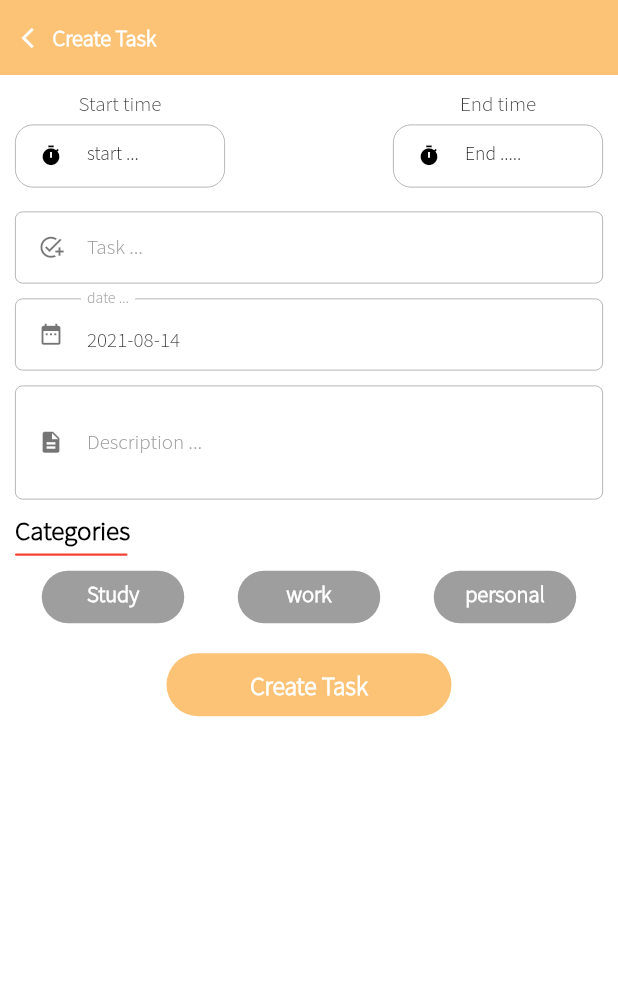
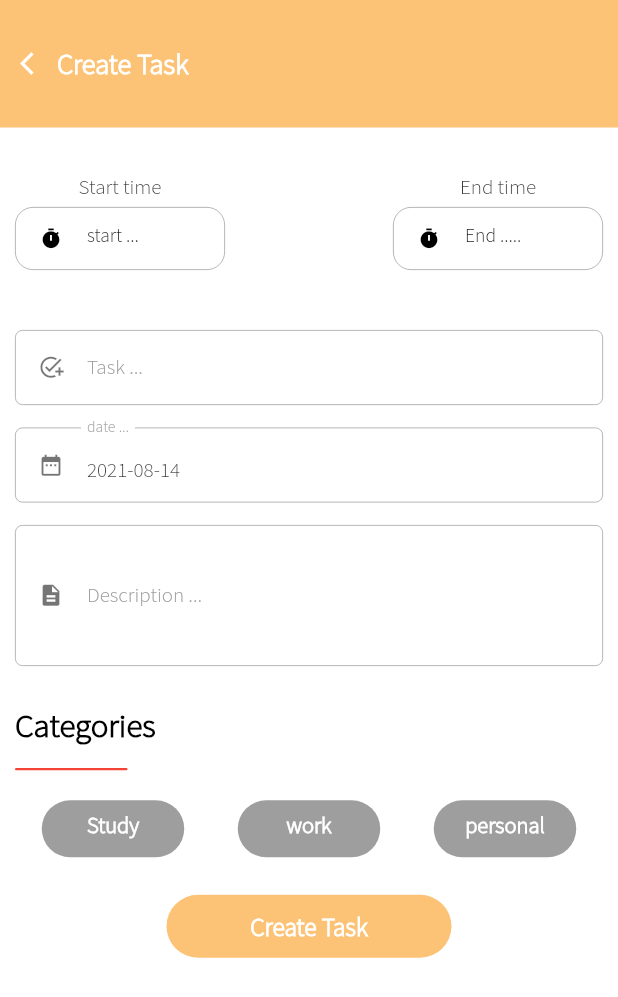
Before and after one commit to ahmedtalal/Daily-planner, a Flutter app: the Home screen opened directly, after a tap on the "add" icon, on a phone screen of 412 x 824 dp. Shown: the top 997 px of the screen. Run offline on Flutter 3.47's test engine with Material 2 defaults, Android fonts, the phone set to English and light mode, and no system bars; our stand-ins replace cached_network_image, cloud_firestore, firebase_auth, firebase_core, firebase_storage, flutter_bloc and 4 more; accounts and stored records are empty; network calls fail.

Commit message:
modification in some attributes in the app

```diff
--- a/lib/components/activity_view.dart
+++ b/lib/components/activity_view.dart
@@ -19,8 +19,8 @@ class ActivityView extends StatelessWidget {
   @override
   Widget build(BuildContext context) {
     return Container(
-      height: 100.0,
-      width: 100.0,
+      height: 150.0,
+      width: 145.0,
       decoration: BoxDecoration(
         borderRadius: BorderRadius.circular(12.0),
         color: color,
@@ -30,7 +30,7 @@ class ActivityView extends StatelessWidget {
         crossAxisAlignment: CrossAxisAlignment.center,
         children: [
           SizedBox(
-            height: 15.0,
+            height: 20.0,
           ),
           _circularIndicator(rating),
           SizedBox(
@@ -44,15 +44,15 @@ class ActivityView extends StatelessWidget {
 
   Widget _circularIndicator(int rating) {
     return CircularPercentIndicator(
-      radius: 50.0,
+      radius: 60.0,
       animation: true,
       animationDuration: 1200,
-      lineWidth: 4.0,
+      lineWidth: 5.0,
       percent: percent,
       center: new Text(
         rating.toString(),
         style: new TextStyle(
-          fontSize: 15.0,
+          fontSize: 17.0,
           color: Colors.white,
           fontFamily: appFont1,
           fontWeight: FontWeight.bold,
@@ -68,7 +68,7 @@ class ActivityView extends StatelessWidget {
     return Text(
       title,
       style: TextStyle(
-        fontSize: 14.0,
+        fontSize: 17.0,
         fontFamily: appFont1,
         fontWeight: FontWeight.bold,
         color: Colors.white,
--- a/lib/components/appbar_widget.dart
+++ b/lib/components/appbar_widget.dart
@@ -7,7 +7,7 @@ class AppbarWidget {
       title: Text(
         title,
         style: TextStyle(
-          fontSize: 15.0,
+          fontSize: 19.0,
           fontFamily: appFont1,
           fontWeight: FontWeight.bold,
           color: Colors.white,
@@ -19,12 +19,12 @@ class AppbarWidget {
         onTap: () => Navigator.of(context).pop(),
         child: Icon(
           Icons.arrow_back_ios,
-          size: 16.0,
+          size: 18.0,
           color: Colors.white,
         ),
       ),
-      titleSpacing: -10.0,
-      toolbarHeight: 50.0,
+      titleSpacing: -7.0,
+      toolbarHeight: 85.0,
       leadingWidth: 45.0,
     );
   }
--- a/lib/components/auth_text_input.dart
+++ b/lib/components/auth_text_input.dart
@@ -19,7 +19,7 @@ class AuthTextInput extends StatelessWidget {
   @override
   Widget build(BuildContext context) {
     return Container(
-      height: message != "Description ..." ? 48.0 : null,
+      height: message != "Description ..." ? 50.0 : null,
       child: TextFormField(
         style: TextStyle(
           fontSize: 14.0,
@@ -28,7 +28,7 @@ class AuthTextInput extends StatelessWidget {
         initialValue: initialValue,
         onChanged: onClick,
         validator: onValidate,
-        maxLines: message == "Description ..." ? 2 : 1,
+        maxLines: message == "Description ..." ? 3 : 1,
         decoration: InputDecoration(
           labelText: message,
           prefixIcon: Icon(
--- a/lib/components/categories_widget.dart
+++ b/lib/components/categories_widget.dart
@@ -13,7 +13,7 @@ Widget categoriesWidget({
     child: Container(
       alignment: Alignment.center,
       padding: EdgeInsets.only(bottom: 5.0),
-      height: 35.0,
+      height: 38.0,
       width: 95.0,
       decoration: BoxDecoration(
         borderRadius: BorderRadius.circular(40.0),
--- a/lib/components/home_body.dart
+++ b/lib/components/home_body.dart
@@ -24,16 +24,16 @@ class HomeBody extends StatelessWidget {
         crossAxisAlignment: CrossAxisAlignment.start,
         children: [
           CircleAvatar(
-            radius: 13.0,
+            radius: 15.0,
             backgroundColor: color,
             child: Icon(
               icon,
-              size: 12.0,
+              size: 15.0,
               color: Colors.white,
             ),
           ),
           SizedBox(
-            width: 9.0,
+            width: 11.0,
           ),
           Column(
             crossAxisAlignment: CrossAxisAlignment.start,
@@ -42,24 +42,24 @@ class HomeBody extends StatelessWidget {
               Text(
                 title,
                 style: TextStyle(
-                  fontSize: 14.0,
+                  fontSize: 16.0,
                   fontFamily: appFont1,
                   fontWeight: FontWeight.bold,
                 ),
               ),
               SizedBox(
-                height: 4.0,
+                height: 6.0,
               ),
               Text(
                 sunTitle,
                 style: TextStyle(
-                  fontSize: 12.0,
+                  fontSize: 13.0,
                   fontFamily: appFont1,
                   color: Colors.black54,
                 ),
               ),
               SizedBox(
-                height: 6.0,
+                height: 10.0,
               ),
               Container(
                 height: 0.8,
--- a/lib/pages/create_task.dart
+++ b/lib/pages/create_task.dart
@@ -65,7 +65,7 @@ class _CreateTaskState extends State<CreateTask> {
                           crossAxisAlignment: CrossAxisAlignment.start,
                           children: [
                             SizedBox(
-                              height: 10.0,
+                              height: 30.0,
                             ),
                             Row(
                               mainAxisAlignment: MainAxisAlignment.spaceBetween,
@@ -127,12 +127,13 @@ class _CreateTaskState extends State<CreateTask> {
                               ],
                             ),
                             SizedBox(
-                              height: 16.0,
+                              height: 20.0,
                             ),
                             Form(
                               key: formKey,
                               child: Column(
                                 children: [
+                                  const SizedBox(height: 20.0),
                                   AuthTextInput(
                                     message: "Task ...",
                                     icon: Icons.add_task,
@@ -148,7 +149,7 @@ class _CreateTaskState extends State<CreateTask> {
                                     initialValue: "",
                                   ),
                                   SizedBox(
-                                    height: 10.0,
+                                    height: 15.0,
                                   ),
                                   AuthTextInput(
                                     message: "date ...",
@@ -165,7 +166,7 @@ class _CreateTaskState extends State<CreateTask> {
                                     initialValue: currentDate,
                                   ),
                                   SizedBox(
-                                    height: 10.0,
+                                    height: 15.0,
                                   ),
                                   AuthTextInput(
                                     initialValue: "",
@@ -185,19 +186,19 @@ class _CreateTaskState extends State<CreateTask> {
                               ),
                             ),
                             SizedBox(
-                              height: 9.0,
+                              height: 25.0,
                             ),
                             Text(
                               "Categories",
                               style: TextStyle(
-                                fontSize: 18.0,
+                                fontSize: 22.0,
                                 fontFamily: appFont1,
                                 fontWeight: FontWeight.bold,
                                 color: Colors.black,
                               ),
                             ),
                             SizedBox(
-                              height: 4.0,
+                              height: 15.0,
                             ),
                             Container(
                               width: 75.0,
@@ -208,7 +209,7 @@ class _CreateTaskState extends State<CreateTask> {
                               ),
                             ),
                             SizedBox(
-                              height: 10.0,
+                              height: 20.0,
                             ),
                             Row(
                               mainAxisAlignment: MainAxisAlignment.spaceAround,
@@ -255,7 +256,7 @@ class _CreateTaskState extends State<CreateTask> {
                               ],
                             ),
                             SizedBox(
-                              height: 20.0,
+                              height: 25.0,
                             ),
                             Center(
                               child: BlocListener<TaskBloc, TaskStates>(
--- a/lib/pages/home.dart
+++ b/lib/pages/home.dart
@@ -70,7 +70,7 @@ class _HomeState extends State<Home> {
 
   Widget _header(var size) {
     return Container(
-      height: 95,
+      height: 150.0,
       width: double.infinity,
       decoration: BoxDecoration(
         color: homeColor,
@@ -105,7 +105,7 @@ class _HomeState extends State<Home> {
                   crossAxisAlignment: CrossAxisAlignment.start,
                   children: [
                     SizedBox(
-                      height: 10.0,
+                      height: 30.0,
                     ),
                     Row(
                       mainAxisAlignment: MainAxisAlignment.spaceBetween,
@@ -133,12 +133,12 @@ class _HomeState extends State<Home> {
                               },
                               child: Icon(
                                 Icons.settings,
-                                size: 17.0,
+                                size: 19.0,
                                 color: Colors.white,
                               ),
                             ),
                             SizedBox(
-                              width: 8.0,
+                              width: 12.0,
                             ),
                             InkWell(
                               onTap: () {
@@ -150,16 +150,16 @@ class _HomeState extends State<Home> {
                               },
                               child: Icon(
                                 Icons.search,
-                                size: 17.0,
+                                size: 19.0,
                                 color: Colors.white,
                               ),
                             ),
                             SizedBox(
-                              width: 15.0,
+                              width: 20.0,
                             ),
                             Container(
-                              height: 30,
-                              width: 30,
+                              height: 35,
+                              width: 35,
                               decoration: BoxDecoration(
                                 shape: BoxShape.circle,
                                 border: Border.all(
@@ -172,8 +172,8 @@ class _HomeState extends State<Home> {
                                 backgroundColor: homeColor,
                                 child: result == false && image == "null"
                                     ? Image(
-                                        height: 16.0,
-                                        width: 16.0,
+                                        height: 15.0,
+                                        width: 15.0,
                                         image: AssetImage(
                                           userImage,
                                         ),
@@ -199,7 +199,7 @@ class _HomeState extends State<Home> {
                       ],
                     ),
                     SizedBox(
-                      height: 19.0,
+                      height: 30.0,
                     ),
                     Row(
                       mainAxisAlignment: MainAxisAlignment.spaceBetween,
@@ -208,7 +208,7 @@ class _HomeState extends State<Home> {
                         Text(
                           "today tasks",
                           style: TextStyle(
-                            fontSize: 15.0,
+                            fontSize: 18.0,
                             fontFamily: appFont1,
                             color: Colors.white,
                           ),
@@ -224,8 +224,8 @@ class _HomeState extends State<Home> {
                           child: Container(
                             alignment: Alignment.center,
                             margin: EdgeInsets.only(top: 5.0),
-                            width: 25.0,
-                            height: 16.0,
+                            width: 30.0,
+                            height: 21.0,
                             decoration: BoxDecoration(
                               borderRadius: BorderRadius.circular(10.0),
                               border: Border.all(
@@ -235,7 +235,7 @@ class _HomeState extends State<Home> {
                             ),
                             child: Icon(
                               Icons.arrow_right,
-                              size: 16.0,
+                              size: 22.0,
                               color: Colors.white,
                             ),
                           ),
@@ -260,6 +260,8 @@ class _HomeState extends State<Home> {
         child: Container(
           height: double.infinity,
           width: double.infinity,
+          child: SingleChildScrollView(
+            scrollDirection: Axis.vertical,
             child: BlocBuilder<TaskBloc, TaskStates>(
               builder: (context, state) {
                 var result;
@@ -277,11 +279,11 @@ class _HomeState extends State<Home> {
                   builder: (context, snapshot) {
                     int currentTasks = 0;
                     int doneTasks = 0;
-                  if (!snapshot.hasData) {
+                    if (snapshot.hasError) {
                       return Center(
                         child: CircularProgressIndicator(),
                       );
-                  } else {
+                    } else if (snapshot.hasData) {
                       snapshot.data!.docs.forEach((DocumentSnapshot element) {
                         Map<String, dynamic> task =
                             element.data()! as Map<String, dynamic>;
@@ -292,12 +294,13 @@ class _HomeState extends State<Home> {
                           currentTasks++;
                         }
                       });
+                    }
                     return Column(
                       mainAxisAlignment: MainAxisAlignment.start,
                       crossAxisAlignment: CrossAxisAlignment.start,
                       children: [
                         SizedBox(
-                          height: 10.0,
+                          height: 20.0,
                         ),
                         Row(
                           mainAxisAlignment: MainAxisAlignment.spaceBetween,
@@ -305,7 +308,7 @@ class _HomeState extends State<Home> {
                             Text(
                               "My Tasks",
                               style: TextStyle(
-                                fontSize: 18.0,
+                                fontSize: 19.0,
                                 fontFamily: appFont1,
                               ),
                             ),
@@ -318,8 +321,8 @@ class _HomeState extends State<Home> {
                                 );
                               },
                               child: Container(
-                                height: 18.0,
-                                width: 18.0,
+                                height: 22.0,
+                                width: 22.0,
                                 decoration: BoxDecoration(
                                   shape: BoxShape.circle,
                                   color: addColor,
@@ -328,7 +331,7 @@ class _HomeState extends State<Home> {
                                   child: Icon(
                                     Icons.add,
                                     color: Colors.white,
-                                    size: 14.0,
+                                    size: 17.0,
                                   ),
                                 ),
                               ),
@@ -336,7 +339,7 @@ class _HomeState extends State<Home> {
                           ],
                         ),
                         SizedBox(
-                          height: 18,
+                          height: 25,
                         ),
                         HomeBody(
                           icon: Icons.timer,
@@ -352,7 +355,7 @@ class _HomeState extends State<Home> {
                           },
                         ),
                         SizedBox(
-                          height: 14.0,
+                          height: 23.0,
                         ),
                         HomeBody(
                           icon: Icons.delete,
@@ -368,7 +371,7 @@ class _HomeState extends State<Home> {
                           },
                         ),
                         SizedBox(
-                          height: 14.0,
+                          height: 23.0,
                         ),
                         HomeBody(
                           icon: Icons.done,
@@ -385,10 +388,10 @@ class _HomeState extends State<Home> {
                         ),
                       ],
                     );
-                  }
                   },
                 );
               },
+            ),
           ),
         ),
       ),
@@ -404,7 +407,7 @@ class _HomeState extends State<Home> {
           height: double.infinity,
           width: double.infinity,
           child: SingleChildScrollView(
-            scrollDirection: Axis.horizontal,
+            scrollDirection: Axis.vertical,
             child: BlocBuilder<TaskBloc, TaskStates>(
               builder: (context, state) {
                 var result;
@@ -429,11 +432,11 @@ class _HomeState extends State<Home> {
                     double doneStudyPercent = 0.0;
                     double doneWorkPercent = 0.0;
                     double donePersonalPercent = 0.0;
-                    if (!snapshot.hasData) {
+                    if (snapshot.hasError) {
                       return Center(
                         child: CircularProgressIndicator(),
                       );
-                    } else {
+                    } else if (snapshot.hasData) {
                       snapshot.data!.docs.forEach((DocumentSnapshot element) {
                         Map<String, dynamic> task =
                             element.data()! as Map<String, dynamic>;
@@ -470,6 +473,7 @@ class _HomeState extends State<Home> {
                       } else {
                         donePersonalPercent = 1;
                       }
+                    }
                     return Column(
                       crossAxisAlignment: CrossAxisAlignment.start,
                       mainAxisAlignment: MainAxisAlignment.start,
@@ -479,7 +483,7 @@ class _HomeState extends State<Home> {
                           child: Text(
                             "Active Projects",
                             style: TextStyle(
-                                fontSize: 15.0,
+                              fontSize: 17.0,
                               fontFamily: appFont1,
                               fontWeight: FontWeight.bold,
                               color: Colors.black87,
@@ -487,9 +491,11 @@ class _HomeState extends State<Home> {
                           ),
                         ),
                         SizedBox(
-                            height: 15.0,
+                          height: 20.0,
                         ),
-                          Row(
+                        SingleChildScrollView(
+                          scrollDirection: Axis.horizontal,
+                          child: Row(
                             children: [
                               InkWell(
                                 onTap: () {
@@ -553,9 +559,9 @@ class _HomeState extends State<Home> {
                               ),
                             ],
                           ),
+                        ),
                       ],
                     );
-                    }
                   },
                 );
               },
--- a/lib/pages/task_operations/done_tasks.dart
+++ b/lib/pages/task_operations/done_tasks.dart
@@ -26,7 +26,10 @@ class _DoneTasksState extends State<DoneTasks> {
         height: double.infinity,
         width: double.infinity,
         child: Padding(
-          padding: const EdgeInsets.symmetric(horizontal: 10.0),
+          padding: const EdgeInsets.symmetric(
+            horizontal: 10.0,
+            vertical: 20.0,
+          ),
           child: BlocBuilder<TaskBloc, TaskStates>(
             builder: (context, state) {
               var result;
--- a/lib/pages/task_operations/today_tasks.dart
+++ b/lib/pages/task_operations/today_tasks.dart
@@ -36,7 +36,10 @@ class _TodayTasksState extends State<TodayTasks> {
         height: double.infinity,
         width: double.infinity,
         child: Padding(
-          padding: const EdgeInsets.symmetric(horizontal: 10.0),
+          padding: const EdgeInsets.symmetric(
+            horizontal: 10.0,
+            vertical: 20.0,
+          ),
           child: BlocBuilder<TaskBloc, TaskStates>(
             builder: (context, state) {
               var result;
--- a/lib/pages/task_operations/todo_tasks.dart
+++ b/lib/pages/task_operations/todo_tasks.dart
@@ -26,7 +26,10 @@ class _ToDoTasksState extends State<ToDoTasks> {
         height: double.infinity,
         width: double.infinity,
         child: Padding(
-          padding: const EdgeInsets.symmetric(horizontal: 10.0),
+          padding: const EdgeInsets.symmetric(
+            horizontal: 10.0,
+            vertical: 16,
+          ),
           child: BlocBuilder<TaskBloc, TaskStates>(
             builder: (context, state) {
               var result;
```
Also changed, not shown: lib/components/Settings_comp_view.dart (+5 -5 lines), lib/components/task_view.dart (+15 -14 lines), lib/components/task_view_archive.dart (+14 -13 lines), lib/pages/settings.dart (+5 -4 lines), lib/pages/task_operations/archive_tasks.dart (+4 -3 lines), lib/pages/task_operations/task_Details.dart (+11 -11 lines), lib/pages/task_operations/task_Details_archive.dart (+11 -11 lines). Lines whose indentation alone changed are shown as unchanged.
